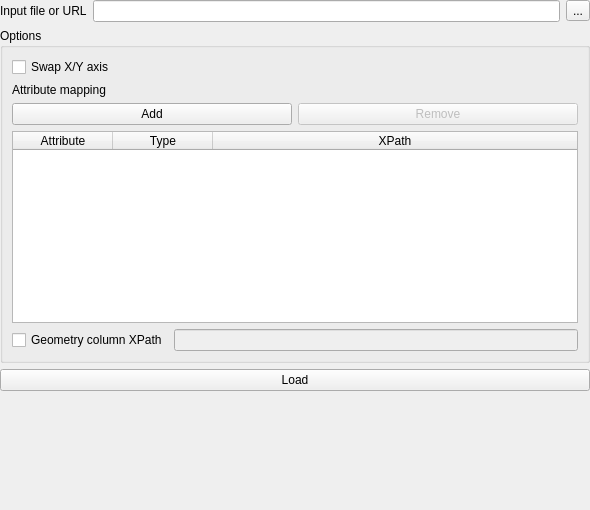
First picture: the form in gml_application_schema_toolbox/ui/import_xml_panel.ui, repository BRGM/gml_application_schema_toolbox, before the edit.
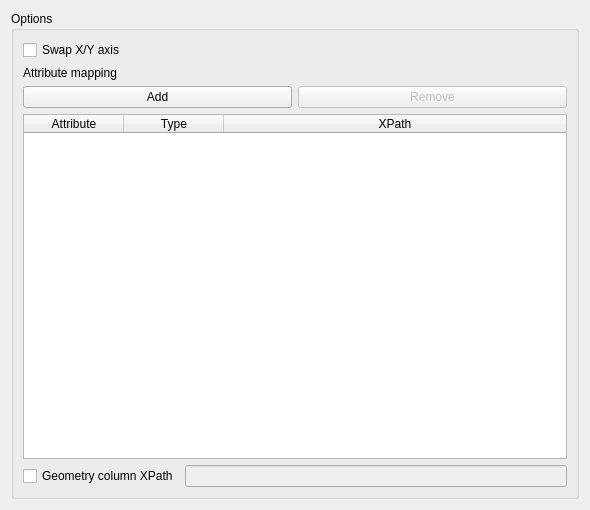
Second picture: the form after the edit. Custom widgets are drawn as their Qt base class.

Commit message: Merge the two download and convert panels

Diff of the .ui file:
```diff
--- a/gml_application_schema_toolbox/ui/import_xml_panel.ui
+++ b/gml_application_schema_toolbox/ui/import_xml_panel.ui
@@ -14,46 +14,6 @@
    <string>Form</string>
   </property>
   <layout class="QVBoxLayout" name="verticalLayout_2">
-   <property name="spacing">
-    <number>6</number>
-   </property>
-   <property name="leftMargin">
-    <number>0</number>
-   </property>
-   <property name="topMargin">
-    <number>0</number>
-   </property>
-   <property name="rightMargin">
-    <number>0</number>
-   </property>
-   <property name="bottomMargin">
-    <number>0</number>
-   </property>
-   <item>
-    <layout class="QFormLayout" name="formLayout">
-     <item row="0" column="0">
-      <widget class="QLabel" name="label_5">
-       <property name="text">
-        <string>Input file or URL</string>
-       </property>
-      </widget>
-     </item>
-     <item row="0" column="1">
-      <layout class="QHBoxLayout" name="horizontalLayout_2">
-       <item>
-        <widget class="QLineEdit" name="gmlPathLineEdit"/>
-       </item>
-       <item>
-        <widget class="QToolButton" name="gmlPathButton">
-         <property name="text">
-          <string>...</string>
-         </property>
-        </widget>
-       </item>
-      </layout>
-     </item>
-    </layout>
-   </item>
    <item>
     <widget class="QgsCollapsibleGroupBox" name="optionsGroupBox">
      <property name="title">
@@ -141,26 +101,6 @@
      </layout>
     </widget>
    </item>
-   <item>
-    <widget class="QPushButton" name="importButton">
-     <property name="text">
-      <string>Load</string>
-     </property>
-    </widget>
-   </item>
-   <item>
-    <spacer name="verticalSpacer">
-     <property name="orientation">
-      <enum>Qt::Vertical</enum>
-     </property>
-     <property name="sizeHint" stdset="0">
-      <size>
-       <width>20</width>
-       <height>40</height>
-      </size>
-     </property>
-    </spacer>
-   </item>
   </layout>
  </widget>
  <customwidgets>
```
The commit also changes 9 other files.
